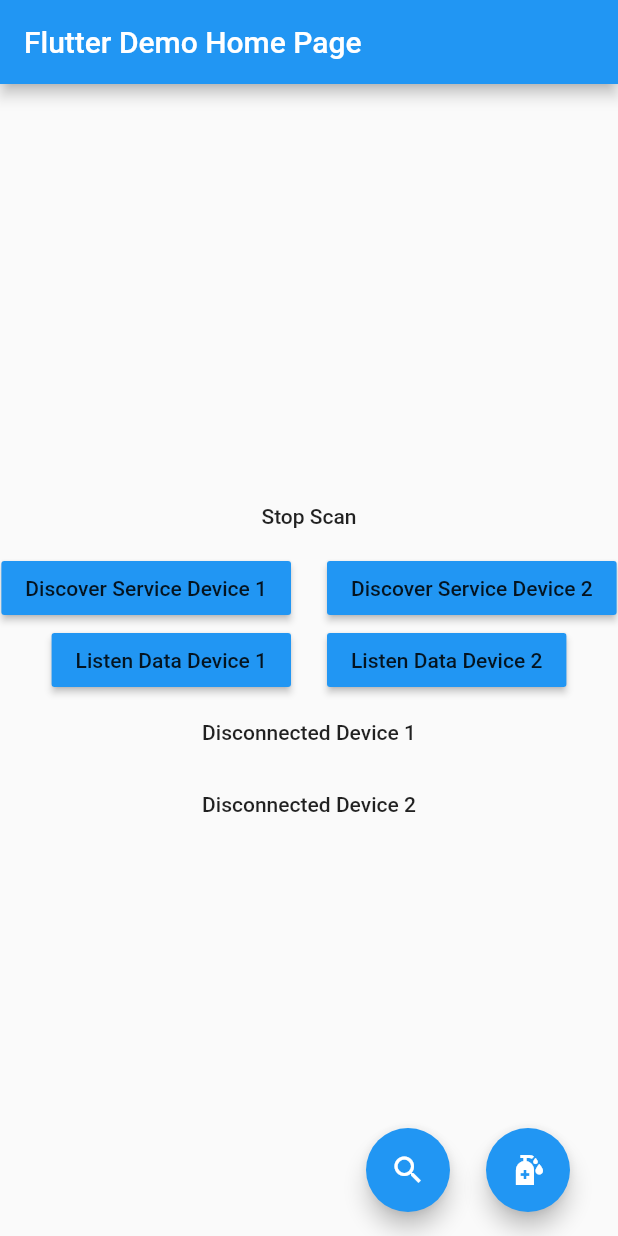
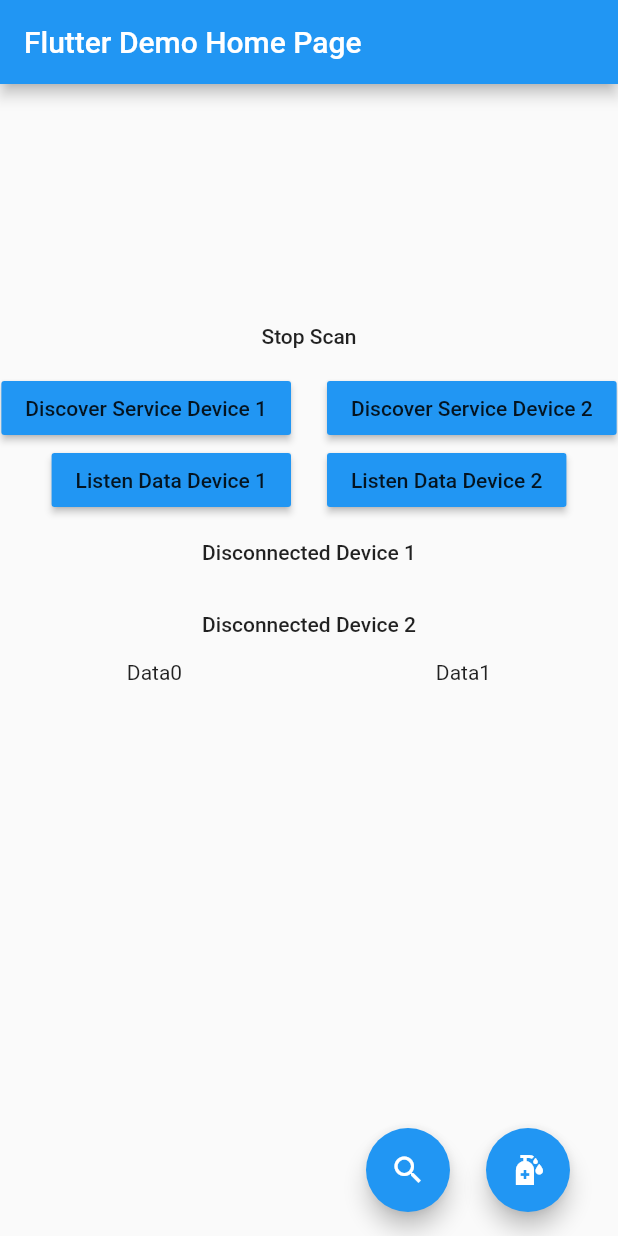
Before and after one commit to JAICHANGPARK/ble_multi_connection, a Flutter app: the screen it shows after launch, on a phone screen of 412 x 824 dp. Run offline on Flutter 3.47's test engine with Material 2 defaults, Android fonts, the phone set to English and light mode, and no system bars; our stand-ins replace flutter_blue.

Commit message:
Update main.dart

```diff
--- a/lib/main.dart
+++ b/lib/main.dart
@@ -44,8 +44,8 @@ class _MyHomePageState extends State<MyHomePage> {
   BluetoothCharacteristic bluetoothCharacteristic0;
   BluetoothCharacteristic bluetoothCharacteristic1;
 
-  String data0;
-  String data1;
+  List<String> data0 = [];
+  List<String> data1 = [];
 
   void _incrementCounter() {
     scanStreamSubscription = flutterBlue.scan(timeout: Duration(seconds: 15)).listen((event) {
@@ -155,6 +155,11 @@ class _MyHomePageState extends State<MyHomePage> {
                       await bluetoothCharacteristic0.setNotifyValue(true);
                       dataStreamSubscription0 = bluetoothCharacteristic0.value.listen((event) {
                         print("Data0 : ${event}");
+                        if (event.length > 0) {
+                          setState(() {
+                            data0.add(event[0].toString());
+                          });
+                        }
                       });
                     }
                   },
@@ -170,6 +175,11 @@ class _MyHomePageState extends State<MyHomePage> {
                       await bluetoothCharacteristic1.setNotifyValue(true);
                       dataStreamSubscription1 = bluetoothCharacteristic1.value.listen((event) {
                         print("Data1 : ${event}");
+                        if (event.length > 0) {
+                          setState(() {
+                            data1.add(event[0].toString());
+                          });
+                        }
                       });
                     }
                   },
@@ -192,6 +202,37 @@ class _MyHomePageState extends State<MyHomePage> {
                 dataStreamSubscription1 = null;
               },
             ),
+            Container(
+              height: 240,
+              child: Row(
+                children: [
+                  Expanded(
+                    child: Column(
+                      children: [
+                        Expanded(child: Text("Data0")),
+                        Expanded(
+                          child: ListView(
+                            children: [...data0.map((e) => Text(e))],
+                          ),
+                        ),
+                      ],
+                    ),
+                  ),
+                  Expanded(
+                    child: Column(
+                      children: [
+                        Expanded(child: Text("Data1")),
+                        Expanded(
+                          child: ListView(
+                            children: [...data1.map((e) => Text(e))],
+                          ),
+                        ),
+                      ],
+                    ),
+                  ),
+                ],
+              ),
+            )
           ],
         ),
       ),
```
